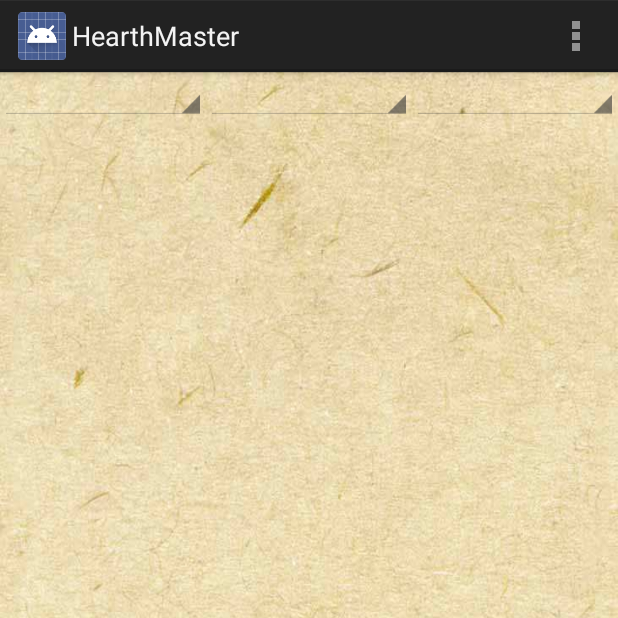
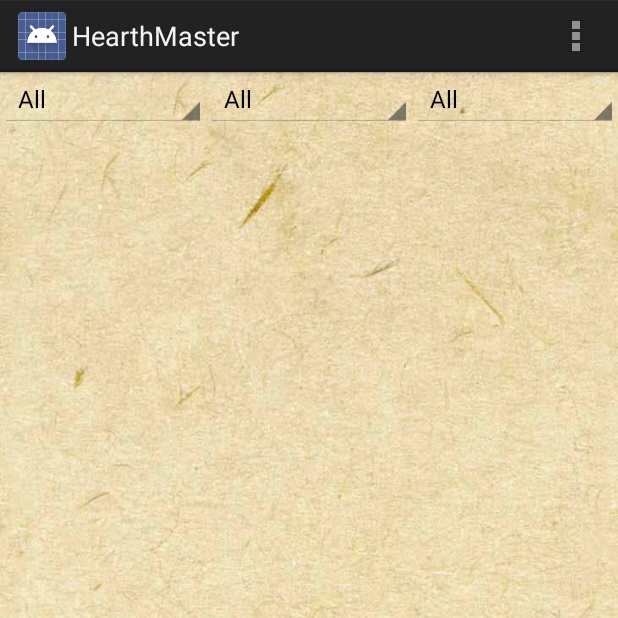
Before and after one commit to charlee/HearthMaster, an Android app: the screen it shows after launch (MainActivity), on a phone screen of 412 x 824 dp, the top half of it. Run offline under Robolectric (Android 15) with nearby library versions, the light colour scheme and no system bars; libraries missing offline, so code that uses them is left out: com.j256.ormlite; 3 statements that could not run were skipped.

Commit message:
added filters

```diff
--- a/app/src/main/java/com/idv2/HearthMaster/model/Card.java
+++ b/app/src/main/java/com/idv2/HearthMaster/model/Card.java
@@ -1,5 +1,6 @@
 package com.idv2.HearthMaster.model;
 
+import com.google.common.collect.ImmutableList;
 import com.google.common.collect.ImmutableMap;
 import com.idv2.HearthMaster.HearthMasterApp;
 import com.idv2.HearthMaster.R;
@@ -40,6 +41,19 @@ public class Card {
             .put(DRUID, R.string.class_druid)
             .build();
 
+    public static final ImmutableList<Integer> allClasses = ImmutableList.of(
+            NEUTRAL,
+            WARRIOR,
+            PALADIN,
+            HUNTER,
+            ROGUE,
+            PRIEST,
+            SHAMAN,
+            MAGE,
+            WARLOCK,
+            DRUID
+    );
+
 
     /**
      * Card Set
@@ -59,6 +73,14 @@ public class Card {
             .put(PROMOTION, R.string.set_credits)
             .build();
 
+    public static final ImmutableList<Integer> allSets = ImmutableList.of(
+            BASIC,
+            EXPERT,
+            REWARD,
+            MISSIONS,
+            PROMOTION
+    );
+
 
     /**
      * Card Type
@@ -72,6 +94,8 @@ public class Card {
             SPELL, R.string.type_spell,
             WEAPON, R.string.type_weapon
     );
+
+    public static final ImmutableList<Integer> allTypes = ImmutableList.of(MINION, SPELL, WEAPON);
 
     /**
      * Card Quality
@@ -90,7 +114,6 @@ public class Card {
             LEGENDARY, R.string.quality_legendary
     );
 
-
     public static final ImmutableMap<Integer, Integer> qualityColor = ImmutableMap.of(
             FREE, 0xff9d9d9d,
             COMMON, 0xff000000,
@@ -98,6 +121,8 @@ public class Card {
             EPIC, 0xffa335ee,
             LEGENDARY, 0xffff8000
     );
+
+    public static final ImmutableList<Integer> allQualities = ImmutableList.of(FREE, COMMON, RARE, EPIC, LEGENDARY);
 
 
     /**
@@ -120,6 +145,16 @@ public class Card {
             .put(PIRATE, R.string.race_pirate)
             .put(DRAGON, R.string.race_dragon)
             .build();
+
+    public static final ImmutableList<Integer> allRaces = ImmutableList.of(
+            NONE,
+            MURLOC,
+            DEMON,
+            BEAST,
+            TOTEM,
+            PIRATE,
+            DRAGON
+    );
 
     @DatabaseField(id = true)
     public int id;
--- a/app/src/main/java/com/idv2/HearthMaster/ui/MainActivity.java
+++ b/app/src/main/java/com/idv2/HearthMaster/ui/MainActivity.java
@@ -93,13 +93,37 @@ public class MainActivity extends Activity {
 
         filterClassAdapter = new ArrayAdapter<CharSequence>(this, android.R.layout.simple_spinner_item);
         filterClassAdapter.setDropDownViewResource(android.R.layout.simple_spinner_dropdown_item);
+        filterClassSpinner.setAdapter(filterClassAdapter);
 
-//        List<CardClass> cardClasses = cm.getAllClasses();
-//        for (CardClass clz: cardClasses) {
-//            filterClassAdapter.add(clz.name);
-//        }
-//        filterClassSpinner.setAdapter(filterClassAdapter);
+        filterClassAdapter.add(getString(R.string.all));
+        for (int classId: Card.allClasses) {
+            int resId = Card.className.get(classId);
+            filterClassAdapter.add(getString(resId));
+        }
 
+        filterClassAdapter.notifyDataSetChanged();
+
+        filterCostAdapter = new ArrayAdapter<CharSequence>(this, android.R.layout.simple_spinner_item);
+        filterCostAdapter.setDropDownViewResource(android.R.layout.simple_spinner_dropdown_item);
+        filterCostSpinner.setAdapter(filterCostAdapter);
+
+        filterCostAdapter.add(getString(R.string.all));
+        for (int cost = 0; cost < 7; cost++) {
+            filterCostAdapter.add(String.valueOf(cost));
+        }
+        filterCostAdapter.add("7+");
+        filterCostAdapter.notifyDataSetChanged();
+
+        filterTypeAdapter = new ArrayAdapter<CharSequence>(this, android.R.layout.simple_spinner_item);
+        filterTypeAdapter.setDropDownViewResource(android.R.layout.simple_spinner_dropdown_item);
+        filterTypeSpinner.setAdapter(filterTypeAdapter);
+
+        filterTypeAdapter.add(getString(R.string.all));
+        for (int typeId: Card.allTypes) {
+            int resId = Card.typeName.get(typeId);
+            filterTypeAdapter.add(getString(resId));
+        }
+        filterTypeAdapter.notifyDataSetChanged();
     }
 
 
--- a/app/src/main/res/values/strings.xml
+++ b/app/src/main/res/values/strings.xml
@@ -35,5 +35,6 @@
     <string name="race_totem">Totem</string>
     <string name="race_pirate">Pirate</string>
     <string name="race_dragon">Dragon</string>
+    <string name="all">All</string>
 
 </resources>
```
